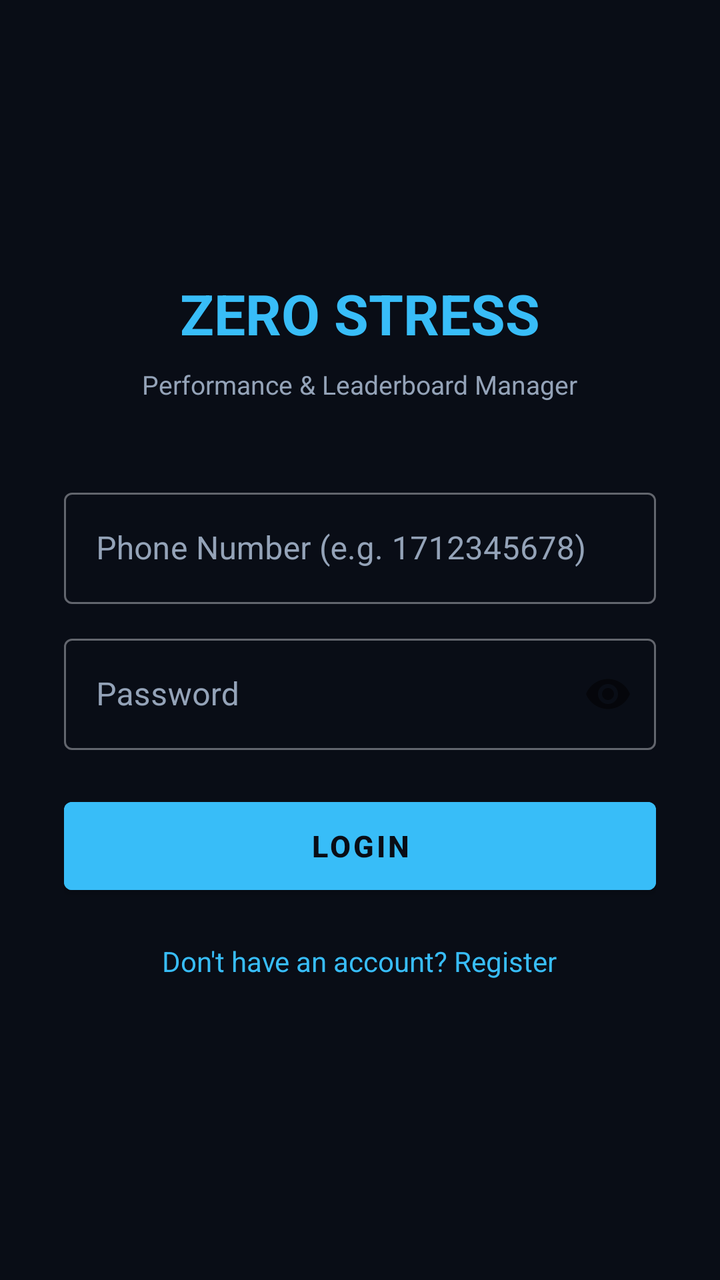
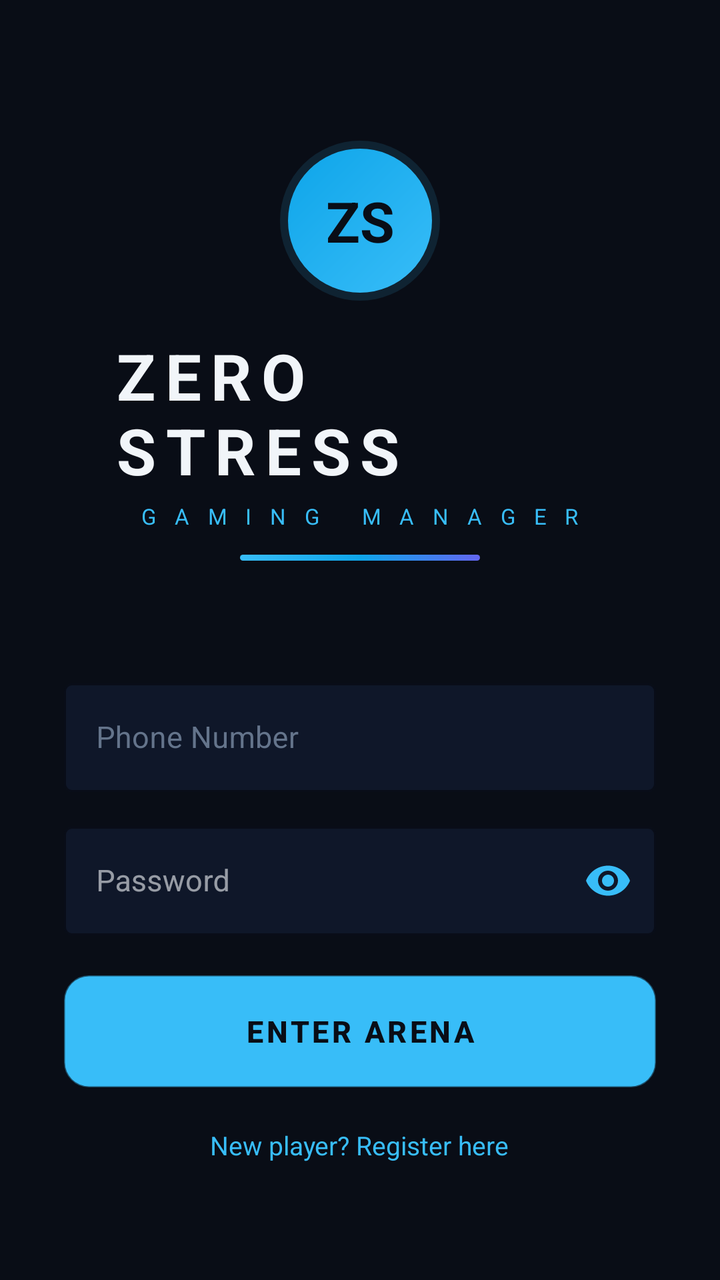

Before-and-after screenshots of an Android layout around one commit, followed by the original layout XML and the change that was made.
<!-- AndroidManifest.xml: application theme Theme.ZeroStressManager -->
<!-- res/layout/activity_login.xml -->
<?xml version="1.0" encoding="utf-8"?>
<ScrollView xmlns:android="http://schemas.android.com/apk/res/android"
    xmlns:app="http://schemas.android.com/apk/res-auto"
    android:layout_width="match_parent"
    android:layout_height="match_parent"
    android:background="#090d16"
    android:fillViewport="true">

    <LinearLayout
        android:layout_width="match_parent"
        android:layout_height="wrap_content"
        android:gravity="center"
        android:orientation="vertical"
        android:padding="32dp">

        <TextView
            android:layout_width="wrap_content"
            android:layout_height="wrap_content"
            android:text="ZERO STRESS"
            android:textColor="#38bdf8"
            android:textSize="28sp"
            android:textStyle="bold"
            android:layout_marginBottom="8dp" />

        <TextView
            android:layout_width="wrap_content"
            android:layout_height="wrap_content"
            android:text="Performance &amp; Leaderboard Manager"
            android:textColor="#94a3b8"
            android:textSize="13sp"
            android:layout_marginBottom="40dp" />

        
        <LinearLayout
            android:id="@+id/login_form"
            android:layout_width="match_parent"
            android:layout_height="wrap_content"
            android:orientation="vertical">

            <com.google.android.material.textfield.TextInputLayout
                android:layout_width="match_parent"
                android:layout_height="wrap_content"
                android:layout_marginBottom="12dp"
                android:hint="Phone Number (e.g. 1712345678)"
                android:textColorHint="#94a3b8"
                style="@style/Widget.MaterialComponents.TextInputLayout.OutlinedBox">

                <com.google.android.material.textfield.TextInputEditText
                    android:id="@+id/phone_input"
                    android:layout_width="match_parent"
                    android:layout_height="wrap_content"
                    android:inputType="phone"
                    android:textColor="#f1f5f9"
                    android:textColorHint="#64748b"
                    android:backgroundTint="#38bdf8" />
            </com.google.android.material.textfield.TextInputLayout>

            <com.google.android.material.textfield.TextInputLayout
                android:layout_width="match_parent"
                android:layout_height="wrap_content"
                android:layout_marginBottom="20dp"
                android:hint="Password"
                android:textColorHint="#94a3b8"
                app:passwordToggleEnabled="true"
                style="@style/Widget.MaterialComponents.TextInputLayout.OutlinedBox">

                <com.google.android.material.textfield.TextInputEditText
                    android:id="@+id/password_input"
                    android:layout_width="match_parent"
                    android:layout_height="wrap_content"
                    android:inputType="textPassword"
                    android:textColor="#f1f5f9"
                    android:textColorHint="#64748b"
                    android:backgroundTint="#38bdf8" />
            </com.google.android.material.textfield.TextInputLayout>

            <com.google.android.material.button.MaterialButton
                android:id="@+id/login_btn"
                android:layout_width="match_parent"
                android:layout_height="56dp"
                android:text="LOGIN"
                android:textColor="#090d16"
                android:textStyle="bold"
                android:textSize="15sp"
                android:backgroundTint="#38bdf8"
                android:layout_marginBottom="8dp" />
        </LinearLayout>

        
        <LinearLayout
            android:id="@+id/register_form"
            android:layout_width="match_parent"
            android:layout_height="wrap_content"
            android:orientation="vertical"
            android:visibility="gone">

            <com.google.android.material.textfield.TextInputLayout
                android:layout_width="match_parent"
                android:layout_height="wrap_content"
                android:layout_marginBottom="12dp"
                android:hint="Player Name"
                style="@style/Widget.MaterialComponents.TextInputLayout.OutlinedBox">

                <com.google.android.material.textfield.TextInputEditText
                    android:id="@+id/reg_name_input"
                    android:layout_width="match_parent"
                    android:layout_height="wrap_content"
                    android:textColor="#f1f5f9"
                    android:backgroundTint="#38bdf8" />
            </com.google.android.material.textfield.TextInputLayout>

            <com.google.android.material.textfield.TextInputLayout
                android:layout_width="match_parent"
                android:layout_height="wrap_content"
                android:layout_marginBottom="12dp"
                android:hint="Phone Number"
                style="@style/Widget.MaterialComponents.TextInputLayout.OutlinedBox">

                <com.google.android.material.textfield.TextInputEditText
                    android:id="@+id/reg_phone_input"
                    android:layout_width="match_parent"
                    android:layout_height="wrap_content"
                    android:inputType="phone"
                    android:textColor="#f1f5f9"
                    android:backgroundTint="#38bdf8" />
            </com.google.android.material.textfield.TextInputLayout>

            <com.google.android.material.textfield.TextInputLayout
                android:layout_width="match_parent"
                android:layout_height="wrap_content"
                android:layout_marginBottom="20dp"
                android:hint="Password"
                app:passwordToggleEnabled="true"
                style="@style/Widget.MaterialComponents.TextInputLayout.OutlinedBox">

                <com.google.android.material.textfield.TextInputEditText
                    android:id="@+id/reg_password_input"
                    android:layout_width="match_parent"
                    android:layout_height="wrap_content"
                    android:inputType="textPassword"
                    android:textColor="#f1f5f9"
                    android:backgroundTint="#38bdf8" />
            </com.google.android.material.textfield.TextInputLayout>

            <com.google.android.material.button.MaterialButton
                android:id="@+id/register_btn"
                android:layout_width="match_parent"
                android:layout_height="56dp"
                android:text="REGISTER"
                android:textColor="#090d16"
                android:textStyle="bold"
                android:backgroundTint="#38bdf8"
                android:visibility="gone"
                android:layout_marginBottom="8dp" />
        </LinearLayout>

        <TextView
            android:id="@+id/toggle_auth_mode"
            android:layout_width="wrap_content"
            android:layout_height="wrap_content"
            android:text="Don't have an account? Register"
            android:textColor="#38bdf8"
            android:textSize="14sp"
            android:padding="12dp"
            android:clickable="true"
            android:focusable="true" />

        <ProgressBar
            android:id="@+id/progress_bar"
            android:layout_width="wrap_content"
            android:layout_height="wrap_content"
            android:layout_marginTop="16dp"
            android:visibility="gone"
            android:indeterminateTint="#38bdf8" />
    </LinearLayout>
</ScrollView>
<!-- resources referenced by this layout -->
<resources>
  <style name="Theme.ZeroStressManager" parent="Theme.MaterialComponents.DayNight.NoActionBar">
          
          <item name="colorPrimary">#38bdf8</item>
          <item name="colorPrimaryVariant">#0284c7</item>
          <item name="colorOnPrimary">#ffffff</item>
          <item name="colorPrimaryDark">#0284c7</item>
  
          
          <item name="colorSecondary">#38bdf8</item>
          <item name="colorSecondaryVariant">#0284c7</item>
          <item name="colorOnSecondary">#ffffff</item>
  
          
          <item name="colorSurface">#0f1729</item>
          <item name="colorOnSurface">#f1f5f9</item>
  
          
          <item name="colorError">#ef4444</item>
          <item name="colorOnError">#ffffff</item>
  
          
          <item name="android:colorBackground">#090d16</item>
          <item name="android:windowBackground">#090d16</item>
  
          
          <item name="android:statusBarColor">#0f1729</item>
          <item name="android:navigationBarColor">#0f1729</item>
          <item name="android:windowLightStatusBar">false</item>
  
          
          <item name="android:textColorPrimary">#f1f5f9</item>
          <item name="android:textColorSecondary">#94a3b8</item>
          <item name="android:textColorHint">#64748b</item>
  
          
          <item name="colorAccent">#38bdf8</item>
      </style>
</resources>

<!-- the commit's change to res/layout/activity_login.xml (unified diff, before → after) -->
@@ -13,22 +13,51 @@
         android:orientation="vertical"
         android:padding="32dp">
 
-        <TextView
-            android:layout_width="wrap_content"
-            android:layout_height="wrap_content"
-            android:text="ZERO STRESS"
-            android:textColor="#38bdf8"
-            android:textSize="28sp"
-            android:textStyle="bold"
-            android:layout_marginBottom="8dp" />
-
-        <TextView
-            android:layout_width="wrap_content"
-            android:layout_height="wrap_content"
-            android:text="Performance &amp; Leaderboard Manager"
-            android:textColor="#94a3b8"
-            android:textSize="13sp"
-            android:layout_marginBottom="40dp" />
+        
+        <LinearLayout
+            android:layout_width="match_parent"
+            android:layout_height="wrap_content"
+            android:orientation="vertical"
+            android:gravity="center"
+            android:padding="24dp"
+            android:layout_marginBottom="32dp">
+
+            
+            <TextView
+                android:layout_width="80dp"
+                android:layout_height="80dp"
+                android:gravity="center"
+                android:text="ZS"
+                android:textColor="#090d16"
+                android:textSize="28sp"
+                android:textStyle="bold"
+                android:background="@drawable/bg_gaming_avatar"
+                android:layout_marginBottom="16dp" />
+
+            <TextView
+                android:layout_width="wrap_content"
+                android:layout_height="wrap_content"
+                android:text="ZERO STRESS"
+                android:textColor="#f1f5f9"
+                android:textSize="32sp"
+                android:textStyle="bold"
+                android:letterSpacing="0.15"
+                android:layout_marginBottom="4dp" />
+
+            <TextView
+                android:layout_width="wrap_content"
+                android:layout_height="wrap_content"
+                android:text="G A M I N G   M A N A G E R"
+                android:textColor="#38bdf8"
+                android:textSize="11sp"
+                android:letterSpacing="0.3" />
+
+            <View
+                android:layout_width="120dp"
+                android:layout_height="3dp"
+                android:layout_marginTop="12dp"
+                android:background="@drawable/bg_gaming_gradient" />
+        </LinearLayout>
 
         
         <LinearLayout
@@ -41,9 +70,12 @@
                 android:layout_width="match_parent"
                 android:layout_height="wrap_content"
                 android:layout_marginBottom="12dp"
-                android:hint="Phone Number (e.g. 1712345678)"
-                android:textColorHint="#94a3b8"
-                style="@style/Widget.MaterialComponents.TextInputLayout.OutlinedBox">
+                android:hint="Phone Number"
+                android:textColorHint="#64748b"
+                style="@style/Widget.MaterialComponents.TextInputLayout.OutlinedBox"
+                app:boxStrokeColor="#38bdf8"
+                app:boxBackgroundColor="#0f1729"
+                app:hintTextColor="#38bdf8">
 
                 <com.google.android.material.textfield.TextInputEditText
                     android:id="@+id/phone_input"
@@ -52,7 +84,7 @@
                     android:inputType="phone"
                     android:textColor="#f1f5f9"
                     android:textColorHint="#64748b"
-                    android:backgroundTint="#38bdf8" />
+                    android:textSize="15sp" />
             </com.google.android.material.textfield.TextInputLayout>
 
             <com.google.android.material.textfield.TextInputLayout
@@ -60,9 +92,12 @@
                 android:layout_height="wrap_content"
                 android:layout_marginBottom="20dp"
                 android:hint="Password"
-                android:textColorHint="#94a3b8"
                 app:passwordToggleEnabled="true"
-                style="@style/Widget.MaterialComponents.TextInputLayout.OutlinedBox">
+                app:passwordToggleTint="#38bdf8"
+                style="@style/Widget.MaterialComponents.TextInputLayout.OutlinedBox"
+                app:boxStrokeColor="#38bdf8"
+                app:boxBackgroundColor="#0f1729"
+                app:hintTextColor="#38bdf8">
 
                 <com.google.android.material.textfield.TextInputEditText
                     android:id="@+id/password_input"
@@ -71,19 +106,22 @@
                     android:inputType="textPassword"
                     android:textColor="#f1f5f9"
                     android:textColorHint="#64748b"
-                    android:backgroundTint="#38bdf8" />
+                    android:textSize="15sp" />
             </com.google.android.material.textfield.TextInputLayout>
 
             <com.google.android.material.button.MaterialButton
                 android:id="@+id/login_btn"
                 android:layout_width="match_parent"
                 android:layout_height="56dp"
-                android:text="LOGIN"
+                android:text="ENTER ARENA"
                 android:textColor="#090d16"
                 android:textStyle="bold"
                 android:textSize="15sp"
+                android:letterSpacing="0.1"
+                android:background="@drawable/btn_gaming_primary"
                 android:backgroundTint="#38bdf8"
-                android:layout_marginBottom="8dp" />
+                android:layout_marginBottom="8dp"
+                app:cornerRadius="12dp" />
         </LinearLayout>
 
         
@@ -99,14 +137,17 @@
                 android:layout_height="wrap_content"
                 android:layout_marginBottom="12dp"
                 android:hint="Player Name"
-                style="@style/Widget.MaterialComponents.TextInputLayout.OutlinedBox">
+                style="@style/Widget.MaterialComponents.TextInputLayout.OutlinedBox"
+                app:boxStrokeColor="#38bdf8"
+                app:boxBackgroundColor="#0f1729"
+                app:hintTextColor="#38bdf8">
 
                 <com.google.android.material.textfield.TextInputEditText
                     android:id="@+id/reg_name_input"
                     android:layout_width="match_parent"
                     android:layout_height="wrap_content"
                     android:textColor="#f1f5f9"
-                    android:backgroundTint="#38bdf8" />
+                    android:textSize="15sp" />
             </com.google.android.material.textfield.TextInputLayout>
 
             <com.google.android.material.textfield.TextInputLayout
@@ -114,7 +155,10 @@
                 android:layout_height="wrap_content"
                 android:layout_marginBottom="12dp"
                 android:hint="Phone Number"
-                style="@style/Widget.MaterialComponents.TextInputLayout.OutlinedBox">
+                style="@style/Widget.MaterialComponents.TextInputLayout.OutlinedBox"
+                app:boxStrokeColor="#38bdf8"
+                app:boxBackgroundColor="#0f1729"
+                app:hintTextColor="#38bdf8">
 
                 <com.google.android.material.textfield.TextInputEditText
                     android:id="@+id/reg_phone_input"
@@ -122,7 +166,7 @@
                     android:layout_height="wrap_content"
                     android:inputType="phone"
                     android:textColor="#f1f5f9"
-                    android:backgroundTint="#38bdf8" />
+                    android:textSize="15sp" />
             </com.google.android.material.textfield.TextInputLayout>
 
             <com.google.android.material.textfield.TextInputLayout
@@ -131,7 +175,11 @@
                 android:layout_marginBottom="20dp"
                 android:hint="Password"
                 app:passwordToggleEnabled="true"
-                style="@style/Widget.MaterialComponents.TextInputLayout.OutlinedBox">
+                app:passwordToggleTint="#38bdf8"
+                style="@style/Widget.MaterialComponents.TextInputLayout.OutlinedBox"
+                app:boxStrokeColor="#38bdf8"
+                app:boxBackgroundColor="#0f1729"
+                app:hintTextColor="#38bdf8">
 
                 <com.google.android.material.textfield.TextInputEditText
                     android:id="@+id/reg_password_input"
@@ -139,28 +187,31 @@
                     android:layout_height="wrap_content"
                     android:inputType="textPassword"
                     android:textColor="#f1f5f9"
-                    android:backgroundTint="#38bdf8" />
+                    android:textSize="15sp" />
             </com.google.android.material.textfield.TextInputLayout>
 
             <com.google.android.material.button.MaterialButton
                 android:id="@+id/register_btn"
                 android:layout_width="match_parent"
                 android:layout_height="56dp"
-                android:text="REGISTER"
+                android:text="JOIN SQUAD"
                 android:textColor="#090d16"
                 android:textStyle="bold"
-                android:backgroundTint="#38bdf8"
+                android:textSize="15sp"
+                android:letterSpacing="0.1"
+                android:backgroundTint="#a855f7"
                 android:visibility="gone"
-                android:layout_marginBottom="8dp" />
+                android:layout_marginBottom="8dp"
+                app:cornerRadius="12dp" />
         </LinearLayout>
 
         <TextView
             android:id="@+id/toggle_auth_mode"
             android:layout_width="wrap_content"
             android:layout_height="wrap_content"
-            android:text="Don't have an account? Register"
+            android:text="New player? Register here"
             android:textColor="#38bdf8"
-            android:textSize="14sp"
+            android:textSize="13sp"
             android:padding="12dp"
             android:clickable="true"
             android:focusable="true" />
<!-- resource entries referenced after the edit -->
@@ -1,15 +1,66 @@
 <!-- resources referenced by this layout -->
 <resources>
+  <!-- drawable bg_gaming_avatar (drawable) -->
+  <?xml version="1.0" encoding="utf-8"?>
+  <layer-list xmlns:android="http://schemas.android.com/apk/res/android">
+      
+      <item>
+          <shape android:shape="oval">
+              <solid android:color="#2038bdf8" />
+              <size android:width="48dp" android:height="48dp" />
+          </shape>
+      </item>
+      
+      <item
+          android:left="4dp" android:top="4dp"
+          android:right="4dp" android:bottom="4dp">
+          <shape android:shape="oval">
+              <gradient
+                  android:startColor="#38bdf8"
+                  android:endColor="#0ea5e9"
+                  android:angle="135" />
+          </shape>
+      </item>
+  </layer-list>
+  <!-- drawable bg_gaming_gradient (drawable) -->
+  <?xml version="1.0" encoding="utf-8"?>
+  <shape xmlns:android="http://schemas.android.com/apk/res/android"
+      android:shape="rectangle">
+      <gradient
+          android:startColor="#38bdf8"
+          android:centerColor="#0ea5e9"
+          android:endColor="#6366f1"
+          android:angle="0" />
+      <corners android:radius="12dp" />
+  </shape>
+  <!-- drawable btn_gaming_primary (drawable) -->
+  <?xml version="1.0" encoding="utf-8"?>
+  <ripple xmlns:android="http://schemas.android.com/apk/res/android"
+      android:color="#4038bdf8">
+      <item>
+          <shape android:shape="rectangle">
+              <gradient
+                  android:startColor="#38bdf8"
+                  android:centerColor="#0ea5e9"
+                  android:endColor="#0284c7"
+                  android:angle="0" />
+              <corners android:radius="12dp" />
+              <stroke
+                  android:width="1dp"
+                  android:color="#6038bdf8" />
+          </shape>
+      </item>
+  </ripple>
   <style name="Theme.ZeroStressManager" parent="Theme.MaterialComponents.DayNight.NoActionBar">
           
           <item name="colorPrimary">#38bdf8</item>
-          <item name="colorPrimaryVariant">#0284c7</item>
-          <item name="colorOnPrimary">#ffffff</item>
+          <item name="colorPrimaryVariant">#0ea5e9</item>
+          <item name="colorOnPrimary">#090d16</item>
           <item name="colorPrimaryDark">#0284c7</item>
   
           
-          <item name="colorSecondary">#38bdf8</item>
-          <item name="colorSecondaryVariant">#0284c7</item>
+          <item name="colorSecondary">#a855f7</item>
+          <item name="colorSecondaryVariant">#7c3aed</item>
           <item name="colorOnSecondary">#ffffff</item>
   
           
@@ -25,14 +76,14 @@
           <item name="android:windowBackground">#090d16</item>
   
           
-          <item name="android:statusBarColor">#0f1729</item>
-          <item name="android:navigationBarColor">#0f1729</item>
+          <item name="android:statusBarColor">#090d16</item>
+          <item name="android:navigationBarColor">#090d16</item>
           <item name="android:windowLightStatusBar">false</item>
   
           
           <item name="android:textColorPrimary">#f1f5f9</item>
           <item name="android:textColorSecondary">#94a3b8</item>
-          <item name="android:textColorHint">#64748b</item>
+          <item name="android:textColorHint">#475569</item>
   
           
           <item name="colorAccent">#38bdf8</item>
